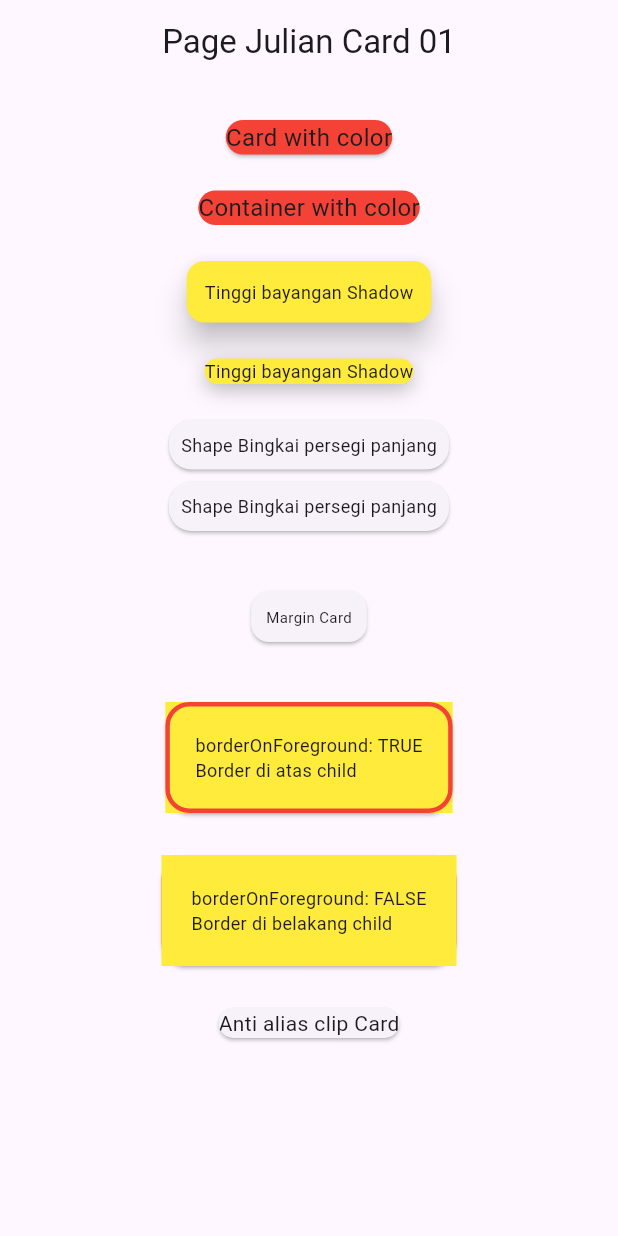
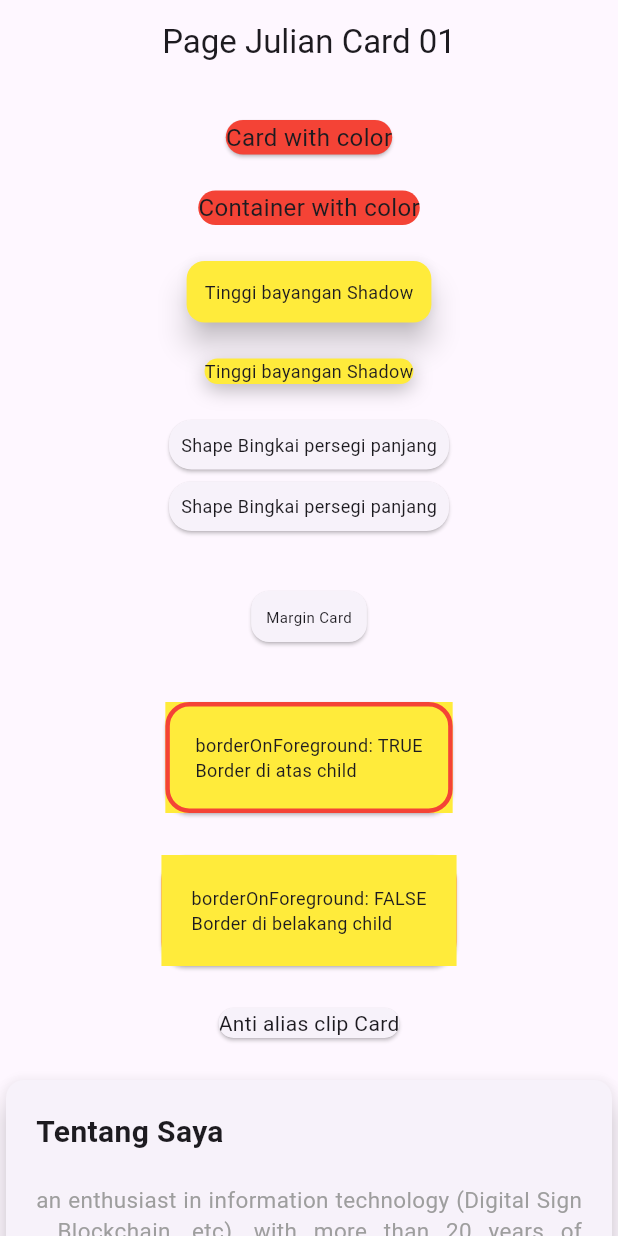
Before and after one commit to Julianarwansah/tugas_week_8_1123150112, a Flutter app: the screen it shows after launch, on a phone screen of 412 x 824 dp. Run offline on Flutter 3.47's test engine with Material 3 defaults, Android fonts, the phone set to English and light mode, and no system bars.

Commit message:
menambahkan card sederhana

```diff
--- a/lib/pages/page_card_01.dart
+++ b/lib/pages/page_card_01.dart
@@ -155,6 +155,35 @@ class JulPageCard01 extends StatelessWidget {
               ),
             ),
 
+            const SizedBox(height: 20),
+
+            Card(
+              elevation: 8,
+              child: Padding(
+                padding: EdgeInsets.all(20.0),
+                child: Column(
+                  crossAxisAlignment: CrossAxisAlignment.start,
+                  children: [
+                    Text(
+                      'Tentang Saya',
+                      style: TextStyle(
+                        fontSize: 20,
+                        fontWeight: FontWeight.bold,
+                      ),
+                    ),
+
+                    SizedBox(height: 20),
+
+                    Text(
+                      'an enthusiast in information technology (Digital Sign , Blockchain, etc), '
+                      'with more than 20 years of experiences in the payment industry',
+                      style: TextStyle(fontSize: 15, color: Colors.grey),
+                      textAlign: TextAlign.justify,
+                    ),
+                  ],
+                ),
+              ),
+            ),
           ],
         ),
       ),
```
